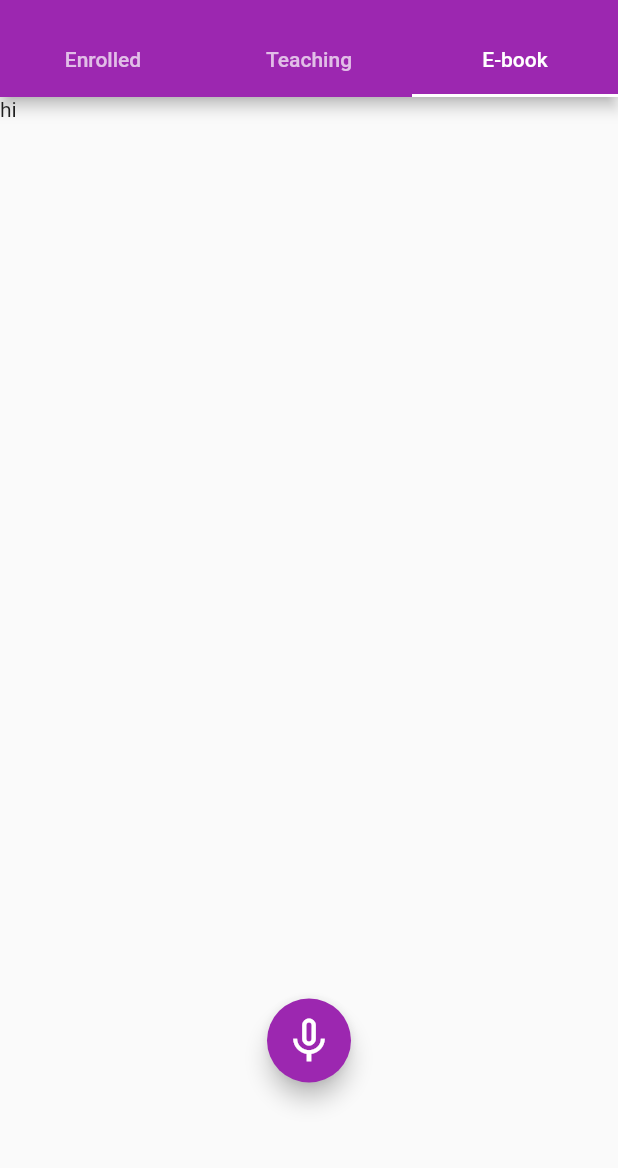
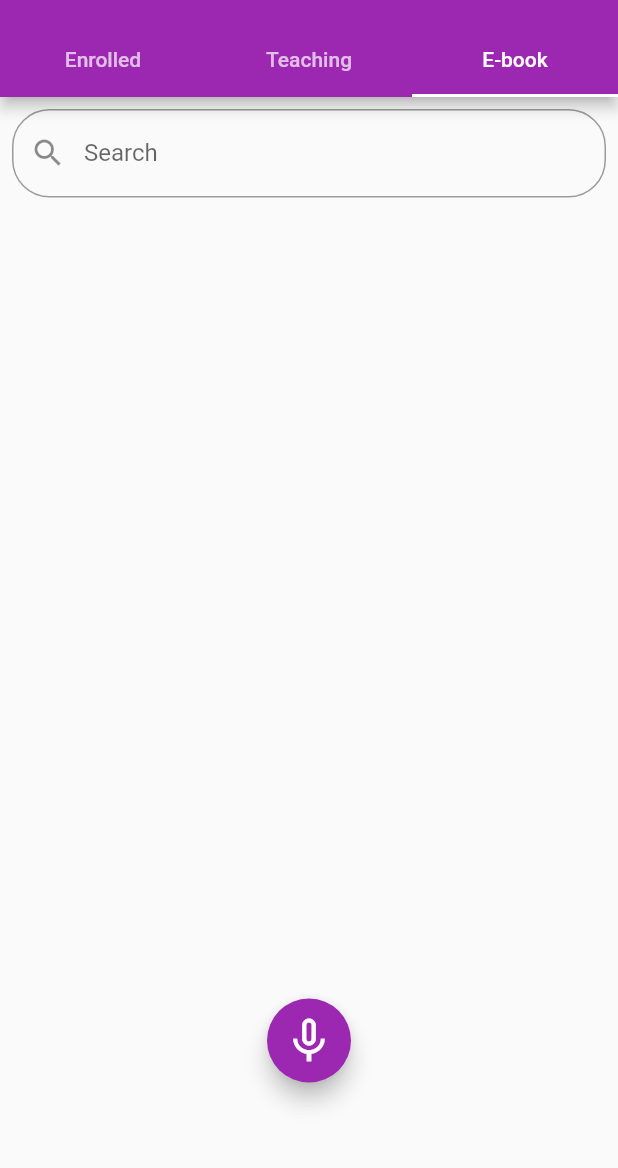
Before and after one commit to tcr123/flutter_learning_app, a Flutter app: the screen it shows once a user with an empty profile is signed in, tab 3 chosen, on a phone screen of 412 x 824 dp, the part 59-1227 px from its top. Run offline on Flutter 3.47's test engine with Material 2 defaults, Android fonts, the phone set to English and light mode, and no system bars; drawn by our look-alikes of avatar_glow; our stand-ins replace cloud_firestore, firebase_auth, firebase_core, flutter_rating_bar, flutter_spinkit, speech_to_text; accounts and stored records are empty.

Commit message:
fourteeth commit

```diff
--- /dev/null
+++ b/lib/pages/ebook_page/ebook_page.dart
@@ -0,0 +1,82 @@
+import 'package:demo/database/enrolled_data.dart';
+import 'package:demo/models/Id.dart';
+import 'package:flutter/material.dart';
+import 'package:provider/provider.dart';
+import 'package:demo/models/class_model.dart';
+import 'package:demo/pages/home/list/class_tile.dart';
+
+class EbookPage extends StatefulWidget {
+  const EbookPage({Key? key}) : super(key: key);
+
+  @override
+  _EbookPageState createState() => _EbookPageState();
+}
+
+class _EbookPageState extends State<EbookPage>
+    with SingleTickerProviderStateMixin {
+  String class_code = '';
+  String class_name = '';
+  String lecture_name = '';
+  String subject = '';
+  late TabController _controller;
+  TextEditingController editingController = TextEditingController();
+  List<ClassModel>? classList;
+
+  @override
+  void initState() {
+    super.initState();
+    _controller = TabController(length: 2, vsync: this, initialIndex: 0);
+    classList = [];
+  }
+
+  @override
+  Widget build(BuildContext context) {
+    Size size = MediaQuery.of(context).size;
+    final user = Provider.of<Id?>(context);
+    final classModel = Provider.of<List<ClassModel>?>(context);
+
+    ClassModel result;
+
+    return Container(
+      child: Column(
+        children: <Widget>[
+          Padding(
+            padding: const EdgeInsets.all(8.0),
+            child: TextField(
+              // just a demo for search bar
+              onChanged: (value) {
+                if (classModel != null) {
+                  setState(() {
+                    classList!.clear();
+                    classList = classModel
+                        .where((element) => element.class_name.contains(value))
+                        .toList();
+                    print(classList!.length);
+                  });
+                } else {
+                  print("class model not found");
+                }
+              },
+              controller: editingController,
+              decoration: InputDecoration(
+                  labelText: "Search",
+                  hintText: "Search",
+                  prefixIcon: Icon(Icons.search),
+                  border: OutlineInputBorder(
+                      borderRadius: BorderRadius.all(Radius.circular(25.0)))),
+            ),
+          ),
+          Expanded(
+            child: ListView.builder(
+              shrinkWrap: true,
+              itemCount: classList!.length,
+              itemBuilder: (context, index) {
+                return ClassTile(classes: classList![index]);
+              },
+            ),
+          ),
+        ],
+      ),
+    );
+  }
+}
--- a/lib/pages/home/home_page.dart
+++ b/lib/pages/home/home_page.dart
@@ -2,6 +2,7 @@ import 'package:avatar_glow/avatar_glow.dart';
 import 'package:demo/database/class_data.dart';
 import 'package:demo/database/enrolled_data.dart';
 import 'package:demo/pages/create_class/create_class.dart';
+import 'package:demo/pages/ebook_page/ebook_page.dart';
 import 'package:demo/pages/home/list/class_list.dart';
 import 'package:demo/pages/home/list/enrolled_list.dart';
 import 'package:demo/pages/join_class/join_class.dart';
@@ -122,7 +123,7 @@ class _HomePageState extends State<HomePage>
           children: [
             EnrolledList(),
             ClassList(),
-            Text("hi"),
+            EbookPage(),
           ],
         ),
         floatingActionButtonLocation: FloatingActionButtonLocation.centerFloat,
@@ -135,7 +136,6 @@ class _HomePageState extends State<HomePage>
             onPressed: toggleRecording,
           ),
         ),
-
       ),
     ) : Loading();
   }
--- a/pubspec.yaml
+++ b/pubspec.yaml
@@ -41,6 +41,7 @@ dependencies:
   firebase_core: ^1.10.0
   provider: ^6.0.1
   flutter_spinkit: ^5.1.0
+  flutter_rating_bar: ^4.0.0
 
 dev_dependencies:
   flutter_test:
```
Also changed, not shown: lib/components/feedback_form.dart (+21 -13 lines), lib/pages/feedback_page/feedback_detail.dart (added, +189 -0 lines), lib/pages/home/list/feedback_list.dart (+8 -1 lines), pubspec.lock.
